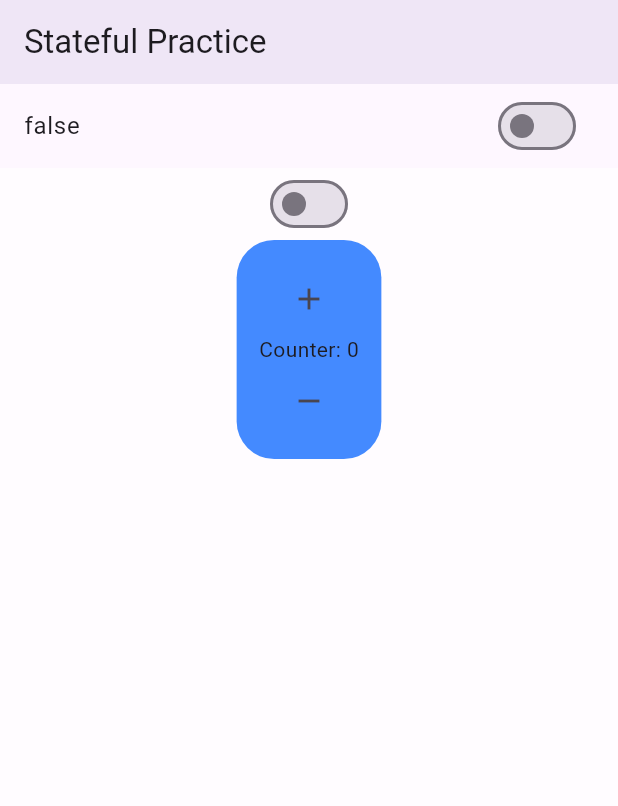
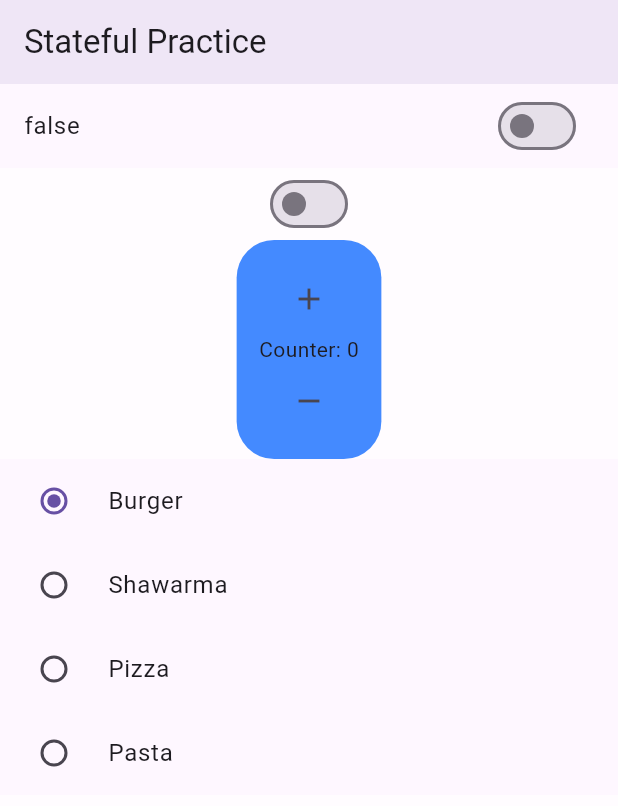
Before and after one commit to BugZilla27/BiteApp, a Flutter app: the screen it shows after launch, on a phone screen of 412 x 824 dp. Shown: the top 806 px of the screen. Run offline on Flutter 3.47's test engine with Material 3 defaults, Android fonts, the phone set to English and light mode, and no system bars; our stand-ins replace google_fonts.

Commit message:
RadioListTile practice

```diff
--- a/lib/counter_home_screen.dart
+++ b/lib/counter_home_screen.dart
@@ -9,19 +9,30 @@ class CounterHomeScreen extends StatefulWidget {
 }
 
 class _CounterHomeScreenState extends State<CounterHomeScreen> {
+  //Counter Variable
   int i = 0;
+
+  //Switch Wdiget Variables
   bool switchState = false;
+
+  //SwitchListTile Variable
   bool switchListTileState = false;
   String switchListTile = 'false';
+
+  //RadioListTile Variable
+  String? foodChoice = 'Burger';
   @override
   Widget build(BuildContext context) {
     return Scaffold(
       appBar: AppBar(title: Text('Stateful Practice'), elevation: 5),
       body: Container(
         color: Colors.white60,
-        alignment: Alignment.center,
+        alignment: Alignment.topCenter,
+        child: SingleChildScrollView(
           child: Column(
             children: [
+              //SwitchListTile
+              //The widget was wraped in Material widget due to a color splash ink error
               Material(
                 child: SwitchListTile(
                   value: switchListTileState,
@@ -29,13 +40,11 @@ class _CounterHomeScreenState extends State<CounterHomeScreen> {
                   onChanged: (val) {
                     setState(() {
                       switchListTileState = val;
-                    val?
-                        switchListTile = 'true': switchListTile = 'false';
+                      val ? switchListTile = 'true' : switchListTile = 'false';
                     });
                   },
                 ),
               ),
-
 
               //Switch widget
               Switch(
@@ -78,7 +87,27 @@ class _CounterHomeScreenState extends State<CounterHomeScreen> {
                   ],
                 ),
               ),
+
+              Material(
+                child: RadioGroup(
+                  groupValue: foodChoice,
+                  onChanged: (food) {
+                    setState(() {
+                      foodChoice = food;
+                    });
+                  },
+                  child: Column(
+                    children: [
+                      RadioListTile(value: 'Burger', title: Text('Burger')),
+                      RadioListTile(value: 'Shawarma', title: Text('Shawarma')),
+                      RadioListTile(value: 'Pizza', title: Text('Pizza')),
+                      RadioListTile(value: 'Pasta', title: Text('Pasta')),
                     ],
+                  ),
+                ),
+              ),
+            ],
+          ),
         ),
       ),
     );
```
Lines whose indentation alone changed are shown as unchanged.
